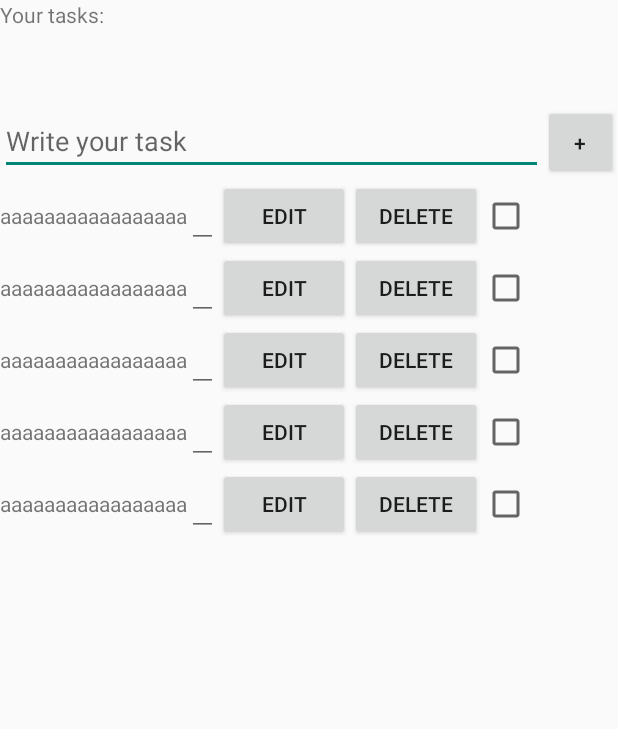
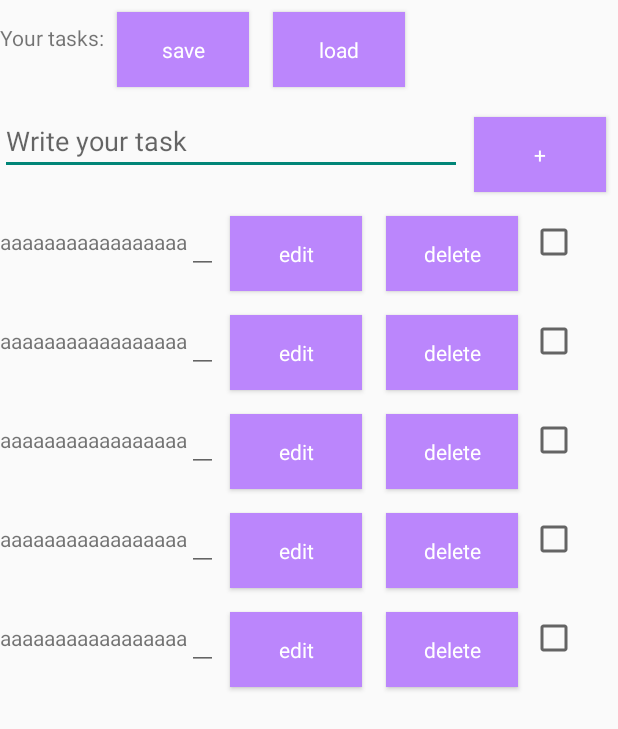
Before and after one commit to mousearthouse/to-do-mobile, an Android app built with Jetpack Compose: the layout activity_main.xml on its own in the app's theme, with its tools: preview values and no code run, on a phone screen of 412 x 824 dp. Shown: the top 729 px of the screen. Run offline under Robolectric (Android 15) with nearby library versions, the phone set to English and light mode, and no system bars.

Commit message:
всееееееееееееее

```diff
--- a/app/build.gradle.kts
+++ b/app/build.gradle.kts
@@ -54,6 +54,7 @@ android {
 
 dependencies {
 
+    implementation("com.google.code.gson:gson:2.8.8")
     implementation(libs.androidx.core.ktx)
     implementation(libs.androidx.lifecycle.runtime.ktx)
     implementation(libs.androidx.activity.compose)
@@ -70,4 +71,5 @@ dependencies {
     androidTestImplementation(libs.androidx.ui.test.junit4)
     debugImplementation(libs.androidx.ui.tooling)
     debugImplementation(libs.androidx.ui.test.manifest)
+
 }
--- a/app/src/main/res/layout/activity_main.xml
+++ b/app/src/main/res/layout/activity_main.xml
@@ -5,11 +5,32 @@
     android:layout_width="match_parent"
     android:layout_height="match_parent">
 
-    <TextView
-        android:id="@+id/yourTasksText"
+    <LinearLayout
         android:layout_width="match_parent"
-        android:layout_height="70sp"
-        android:text="Your tasks:" />
+        android:layout_height="wrap_content"
+        android:orientation="horizontal">
+
+        <TextView
+            android:id="@+id/yourTasksText"
+            android:layout_width="wrap_content"
+            android:layout_height="70sp"
+            android:text="Your tasks:" />
+
+        <Button
+            style="@style/ButtonStyle"
+            android:id="@+id/save_btn"
+            android:text="save"
+             />
+
+        <Button
+            style="@style/ButtonStyle"
+            android:id="@+id/load_btn"
+            android:text="load"
+            />
+
+    </LinearLayout>
+
+
 
     <LinearLayout
         android:layout_width="match_parent"
@@ -26,8 +47,7 @@
 
         <Button
             android:id="@+id/addTask"
-            android:layout_width="50dp"
-            android:layout_height="50dp"
+            style="@style/ButtonStyle"
             android:text="+" />
 
     </LinearLayout>
--- a/app/src/main/res/layout/task_view.xml
+++ b/app/src/main/res/layout/task_view.xml
@@ -18,14 +18,12 @@
         android:layout_height="wrap_content" />
 
     <Button
-        android:layout_width="wrap_content"
-        android:layout_height="wrap_content"
+        style="@style/ButtonStyle"
         android:id="@+id/edit_btn"
         android:text="edit"/>
 
     <Button
-        android:layout_width="wrap_content"
-        android:layout_height="wrap_content"
+        style="@style/ButtonStyle"
         android:id="@+id/delete_btn"
         android:text="delete"/>
 
--- /dev/null
+++ b/app/src/main/res/values/styles.xml
@@ -0,0 +1,12 @@
+<?xml version="1.0" encoding="utf-8"?>
+<resources>
+
+    <style name="ButtonStyle" parent="android:Widget.Button">
+        <item name="android:layout_width">wrap_content</item>
+        <item name="android:layout_height">50dp</item>
+        <item name="android:textColor">@color/white</item>
+        <item name="android:textAllCaps">false</item>
+        <item name="android:layout_margin">8dp</item>
+        <item name="android:background">@color/purple_200</item>
+    </style>
+</resources>
```
Also changed, not shown: app/src/main/java/com/example/todolist/MainActivity.kt (+47 -1 lines), app/src/main/java/com/example/todolist/SmolAdapter.kt (+6 -1 lines).
